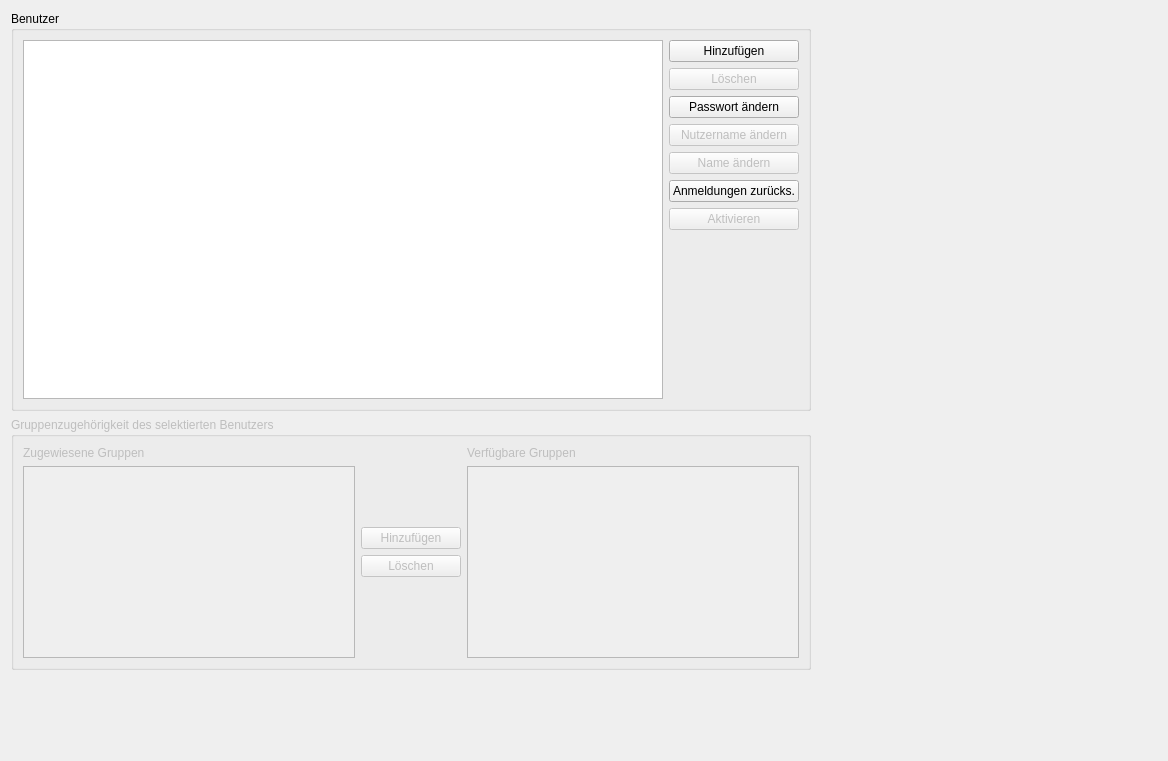
The window that ui/qmamsusersettingswidget.ui (Christian-Kr/QualificationMatrix) describes before a commit, drawn with Qt 5.
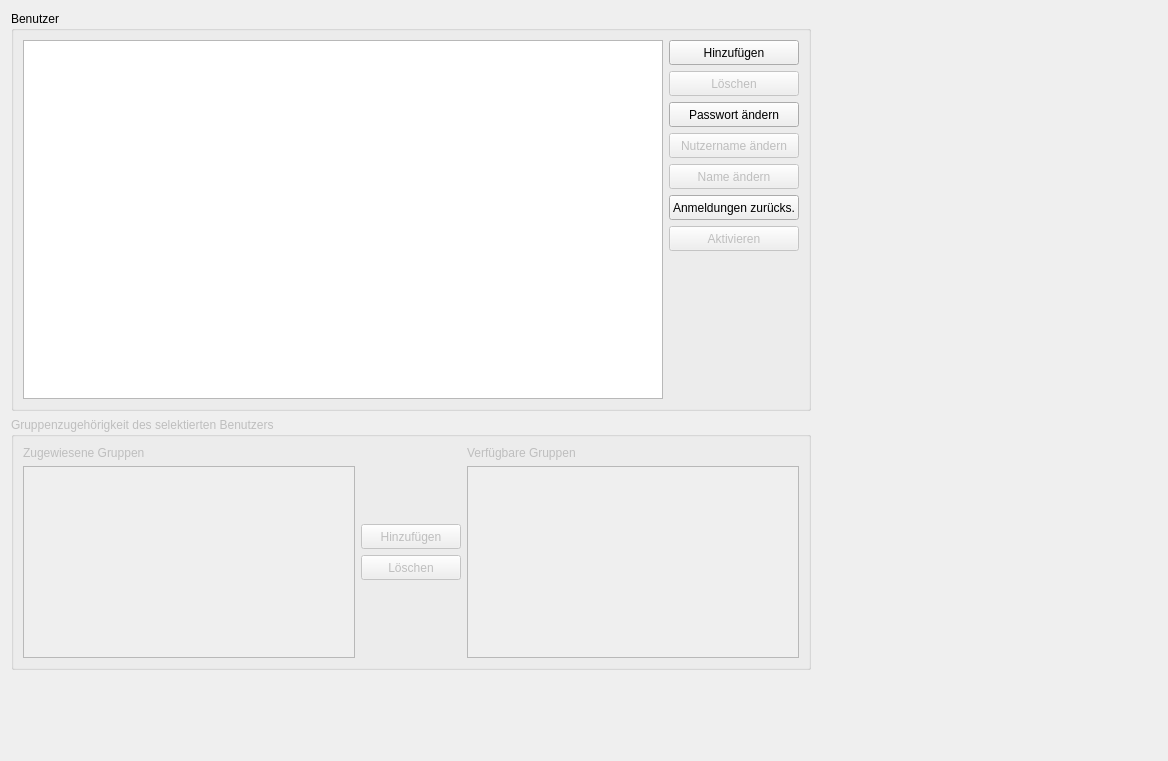
The same window after the commit.

```diff
--- a/ui/qmamsusersettingswidget.ui
+++ b/ui/qmamsusersettingswidget.ui
@@ -58,7 +58,7 @@
             <property name="minimumSize">
              <size>
               <width>100</width>
-              <height>0</height>
+              <height>25</height>
              </size>
             </property>
             <property name="text">
@@ -74,7 +74,7 @@
             <property name="minimumSize">
              <size>
               <width>100</width>
-              <height>0</height>
+              <height>25</height>
              </size>
             </property>
             <property name="text">
@@ -84,6 +84,12 @@
           </item>
           <item>
            <widget class="QPushButton" name="pbChangePassword">
+            <property name="minimumSize">
+             <size>
+              <width>0</width>
+              <height>25</height>
+             </size>
+            </property>
             <property name="text">
              <string>Passwort ändern</string>
             </property>
@@ -94,6 +100,12 @@
             <property name="enabled">
              <bool>false</bool>
             </property>
+            <property name="minimumSize">
+             <size>
+              <width>0</width>
+              <height>25</height>
+             </size>
+            </property>
             <property name="text">
              <string>Nutzername ändern</string>
             </property>
@@ -104,6 +116,12 @@
             <property name="enabled">
              <bool>false</bool>
             </property>
+            <property name="minimumSize">
+             <size>
+              <width>0</width>
+              <height>25</height>
+             </size>
+            </property>
             <property name="text">
              <string>Name ändern</string>
             </property>
@@ -111,6 +129,12 @@
           </item>
           <item>
            <widget class="QPushButton" name="pbResetLoginNum">
+            <property name="minimumSize">
+             <size>
+              <width>0</width>
+              <height>25</height>
+             </size>
+            </property>
             <property name="text">
              <string>Anmeldungen zurücks.</string>
             </property>
@@ -121,6 +145,12 @@
             <property name="enabled">
              <bool>false</bool>
             </property>
+            <property name="minimumSize">
+             <size>
+              <width>0</width>
+              <height>25</height>
+             </size>
+            </property>
             <property name="text">
              <string>Aktivieren</string>
             </property>
@@ -208,7 +238,7 @@
           <property name="minimumSize">
            <size>
             <width>100</width>
-            <height>0</height>
+            <height>25</height>
            </size>
           </property>
           <property name="text">
@@ -221,7 +251,7 @@
           <property name="minimumSize">
            <size>
             <width>100</width>
-            <height>0</height>
+            <height>25</height>
            </size>
           </property>
           <property name="text">
```
